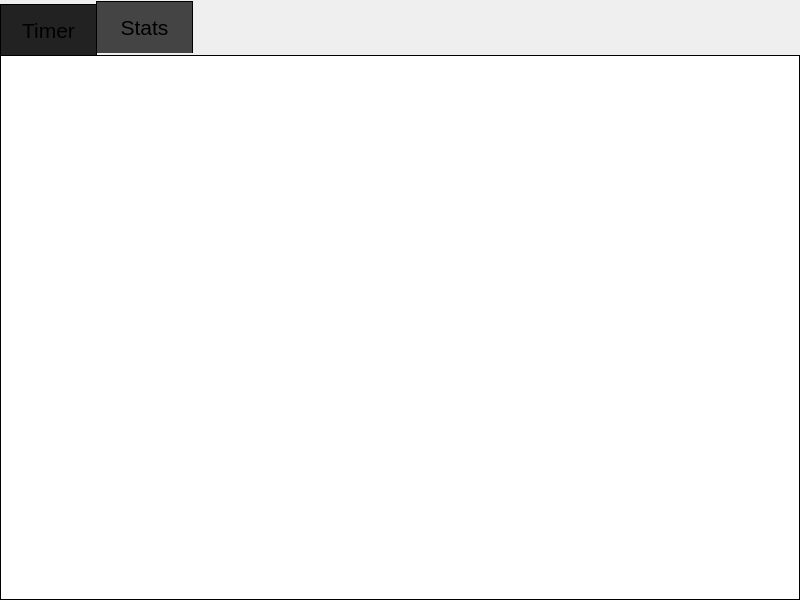
Before: the Qt Designer form ui/mainwindow.ui in mayuso/Qomodoro, drawn with Qt 5.
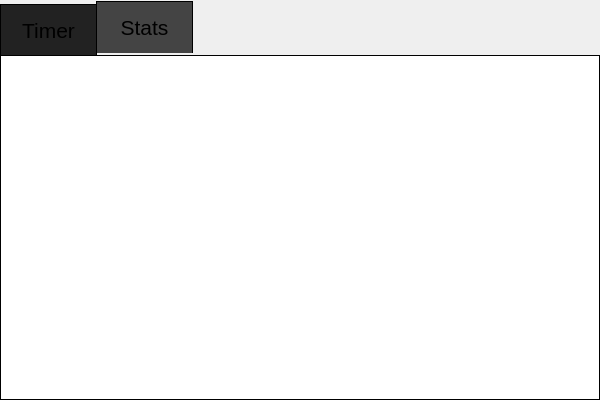
After: the same form once the commit is applied.

The edit to the form file:
```diff
--- a/ui/mainwindow.ui
+++ b/ui/mainwindow.ui
@@ -6,8 +6,8 @@
    <rect>
     <x>0</x>
     <y>0</y>
-    <width>800</width>
-    <height>600</height>
+    <width>600</width>
+    <height>400</height>
    </rect>
   </property>
   <property name="minimumSize">
```
